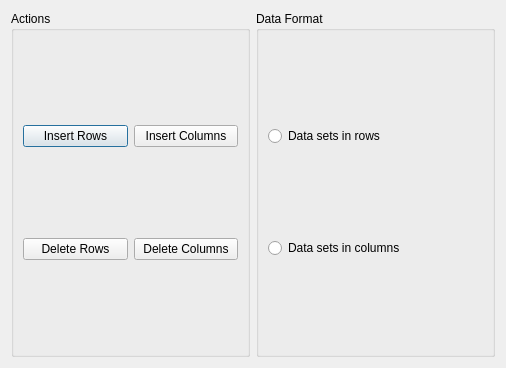
Old version of the form plugins/chartshape/dialogs/ChartTableEditor.ui in the repository KDE/calligra.
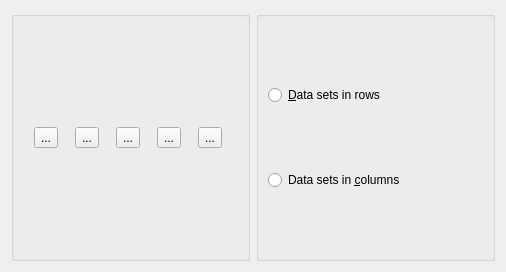
New version of the form. Icons and pictures are not drawn.

Commit message: Chart: Improve ChartDataEditor

Patch:
```diff
--- a/plugins/chartshape/dialogs/ChartTableEditor.ui
+++ b/plugins/chartshape/dialogs/ChartTableEditor.ui
@@ -7,7 +7,7 @@
     <x>0</x>
     <y>0</y>
     <width>506</width>
-    <height>368</height>
+    <height>272</height>
    </rect>
   </property>
   <property name="windowTitle">
@@ -20,20 +20,20 @@
    <item row="1" column="1">
     <widget class="QGroupBox" name="groupBox_2">
      <property name="title">
-      <string>Data Format</string>
+      <string/>
      </property>
      <layout class="QGridLayout" name="gridLayout_2">
       <item row="0" column="0">
        <widget class="QRadioButton" name="dataSetsInRows">
         <property name="text">
-         <string>Data sets in rows</string>
+         <string>&amp;Data sets in rows</string>
         </property>
        </widget>
       </item>
       <item row="1" column="0">
        <widget class="QRadioButton" name="dataSetsInColumns">
         <property name="text">
-         <string>Data sets in columns</string>
+         <string>Data sets in &amp;columns</string>
         </property>
        </widget>
       </item>
@@ -43,46 +43,71 @@
    <item row="1" column="0">
     <widget class="QGroupBox" name="groupBox_3">
      <property name="title">
-      <string>Actions</string>
+      <string/>
      </property>
-     <layout class="QGridLayout" name="gridLayout_3">
-      <item row="0" column="0">
-       <widget class="QPushButton" name="insertRow">
+     <layout class="QHBoxLayout" name="horizontalLayout">
+      <item>
+       <widget class="QToolButton" name="insertRowBelow">
+        <property name="toolTip">
+         <string>Insert data row below selected row</string>
+        </property>
         <property name="text">
-         <string>Insert Rows</string>
+         <string>...</string>
         </property>
-        <property name="flat">
-         <bool>false</bool>
+        <property name="icon">
+         <iconset theme="edit-table-insert-row-below"/>
         </property>
        </widget>
       </item>
-      <item row="1" column="0">
-       <widget class="QPushButton" name="deleteRow">
+      <item>
+       <widget class="QToolButton" name="insertRowAbove">
+        <property name="toolTip">
+         <string>Insert data row above selected row</string>
+        </property>
         <property name="text">
-         <string>Delete Rows</string>
+         <string>...</string>
         </property>
-        <property name="flat">
-         <bool>false</bool>
+        <property name="icon">
+         <iconset theme="edit-table-insert-row-above"/>
         </property>
        </widget>
       </item>
-      <item row="0" column="1">
-       <widget class="QPushButton" name="insertColumn">
+      <item>
+       <widget class="QToolButton" name="insertColumnLeft">
+        <property name="toolTip">
+         <string>Insert data column before selected column</string>
+        </property>
         <property name="text">
-         <string>Insert Columns</string>
+         <string>...</string>
         </property>
-        <property name="flat">
-         <bool>false</bool>
+        <property name="icon">
+         <iconset theme="edit-table-insert-column-left"/>
         </property>
        </widget>
       </item>
-      <item row="1" column="1">
-       <widget class="QPushButton" name="deleteColumn">
+      <item>
+       <widget class="QToolButton" name="insertColumnRight">
+        <property name="toolTip">
+         <string>Insert data column after selected column</string>
+        </property>
         <property name="text">
-         <string>Delete Columns</string>
+         <string>...</string>
         </property>
-        <property name="flat">
-         <bool>false</bool>
+        <property name="icon">
+         <iconset theme="edit-table-insert-column-right"/>
+        </property>
+       </widget>
+      </item>
+      <item>
+       <widget class="QToolButton" name="deleteSelection">
+        <property name="toolTip">
+         <string>Delete selection</string>
+        </property>
+        <property name="text">
+         <string>...</string>
+        </property>
+        <property name="icon">
+         <iconset theme="edit-delete"/>
         </property>
        </widget>
       </item>
```
Left out of the diff: 2 changed lines with no effect on the pictures. The commit also changes 2 other files.
